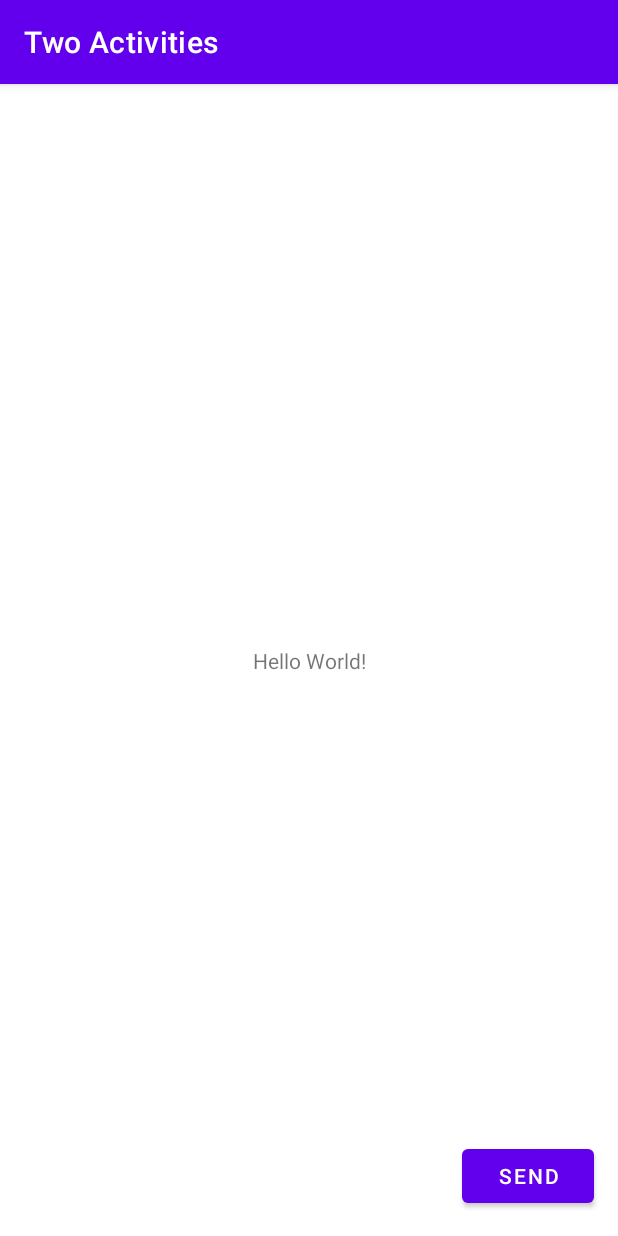
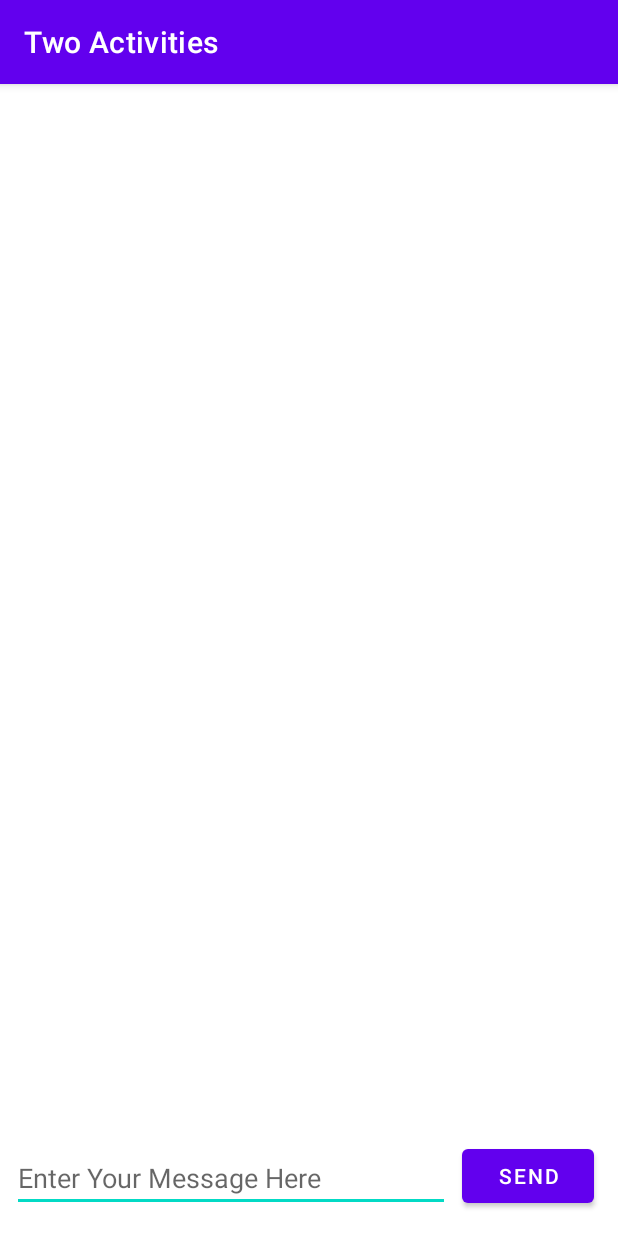
Before and after one commit to LQENX/hw_2, an Android app: the screen it shows after launch (MainActivity), on a phone screen of 412 x 824 dp. Run offline under Robolectric (Android 15) with nearby library versions, the phone set to English and light mode, and no system bars.

Commit message:
Message between activities with intent. Lesson 2.1

```diff
--- a/app/lesson_2_1/src/main/java/com/mycompany/lesson_2_1/MainActivity.kt
+++ b/app/lesson_2_1/src/main/java/com/mycompany/lesson_2_1/MainActivity.kt
@@ -5,19 +5,29 @@ import androidx.appcompat.app.AppCompatActivity
 import android.os.Bundle
 import android.util.Log
 import android.view.View
+import android.widget.EditText
 
 class MainActivity : AppCompatActivity() {
     private val TAG: String? = MainActivity::class.simpleName
 
+    private lateinit var mMessageEditText: EditText
+
+    companion object {
+        const val EXTRA_MESSAGE = "com.mycompany.lesson_2_1.MESSAGE"
+    }
 
     override fun onCreate(savedInstanceState: Bundle?) {
         super.onCreate(savedInstanceState)
         setContentView(R.layout.activity_main)
+        mMessageEditText = findViewById(R.id.editText_main)
     }
 
     fun launchSecondActivity(view: View) {
         Log.d(TAG, "Button clicked!")
         val intent = Intent(this, SecondActivity().javaClass)
+        val message = mMessageEditText.text.toString()
+        intent.putExtra(EXTRA_MESSAGE, message)
         startActivity(intent)
+
     }
 }
--- a/app/lesson_2_1/src/main/java/com/mycompany/lesson_2_1/SecondActivity.kt
+++ b/app/lesson_2_1/src/main/java/com/mycompany/lesson_2_1/SecondActivity.kt
@@ -2,10 +2,14 @@ package com.mycompany.lesson_2_1
 
 import androidx.appcompat.app.AppCompatActivity
 import android.os.Bundle
+import android.widget.TextView
 
 class SecondActivity : AppCompatActivity() {
     override fun onCreate(savedInstanceState: Bundle?) {
         super.onCreate(savedInstanceState)
         setContentView(R.layout.activity_second)
+        val message = intent.getStringExtra(MainActivity.EXTRA_MESSAGE)
+        val textView = findViewById<TextView>(R.id.text_message)
+        textView.setText(message)
     }
 }
--- a/app/lesson_2_1/src/main/res/layout/activity_main.xml
+++ b/app/lesson_2_1/src/main/res/layout/activity_main.xml
@@ -6,24 +6,29 @@
     android:layout_height="match_parent"
     tools:context=".MainActivity">
 
-    <TextView
-        android:layout_width="wrap_content"
-        android:layout_height="wrap_content"
-        android:text="Hello World!"
-        app:layout_constraintBottom_toBottomOf="parent"
-        app:layout_constraintLeft_toLeftOf="parent"
-        app:layout_constraintRight_toRightOf="parent"
-        app:layout_constraintTop_toTopOf="parent" />
-
     <Button
         android:id="@+id/button_main"
         android:layout_width="wrap_content"
         android:layout_height="wrap_content"
         android:layout_marginBottom="16dp"
-        android:layout_marginRight="16dp"
+        android:layout_marginEnd="16dp"
         android:text="@string/button_main"
         android:onClick="launchSecondActivity"
         app:layout_constraintBottom_toBottomOf="parent"
         app:layout_constraintRight_toRightOf="parent" />
 
+    <EditText
+        android:id="@+id/editText_main"
+        android:layout_width="0dp"
+        android:layout_height="wrap_content"
+        android:layout_marginBottom="16dp"
+        android:layout_marginEnd="8dp"
+        android:layout_marginStart="8dp"
+        android:ems="10"
+        android:hint="@string/editText_main"
+        android:inputType="textLongMessage"
+        app:layout_constraintBottom_toBottomOf="parent"
+        app:layout_constraintEnd_toStartOf="@+id/button_main"
+        app:layout_constraintStart_toStartOf="parent" />
+
 </androidx.constraintlayout.widget.ConstraintLayout>
--- a/app/lesson_2_1/src/main/res/values/strings.xml
+++ b/app/lesson_2_1/src/main/res/values/strings.xml
@@ -1,5 +1,6 @@
 <resources>
     <string name="app_name">Two Activities</string>
     <string name="button_main">send</string>
-    <string name="text_header">Message Received</string>
+    <string name="text_header">Message Received</string>\
+    <string name="editText_main">Enter Your Message Here</string>
 </resources>
```
Also changed, not shown: app/lesson_2_1/src/main/res/layout/activity_second.xml (+8 -0 lines).
